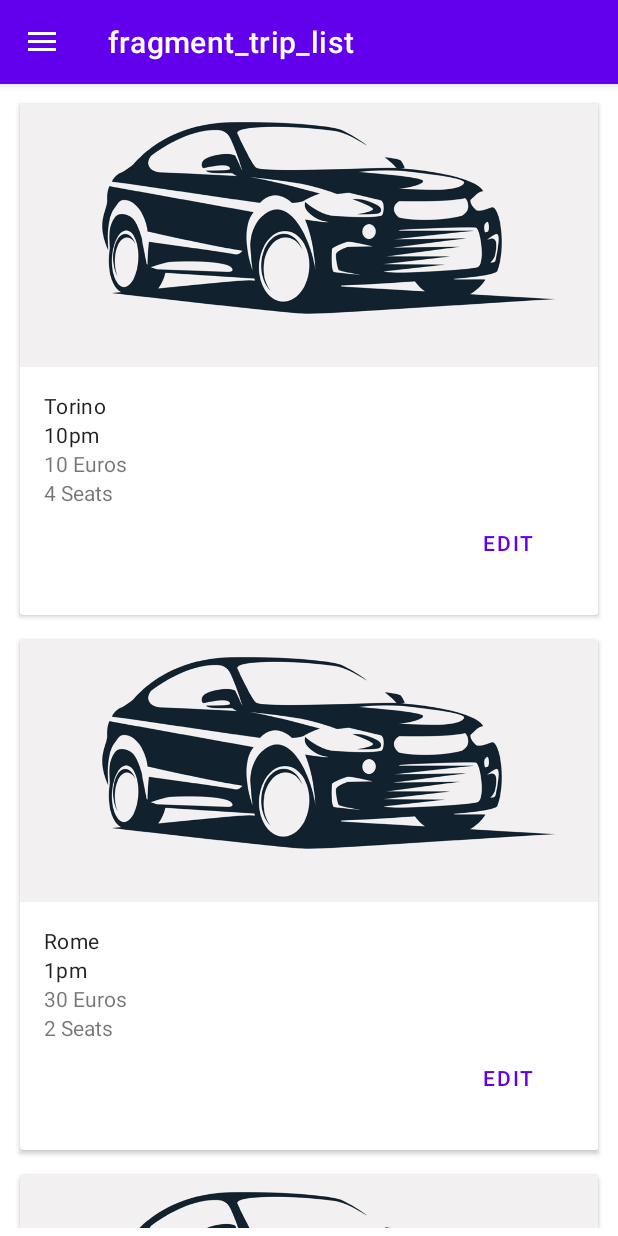
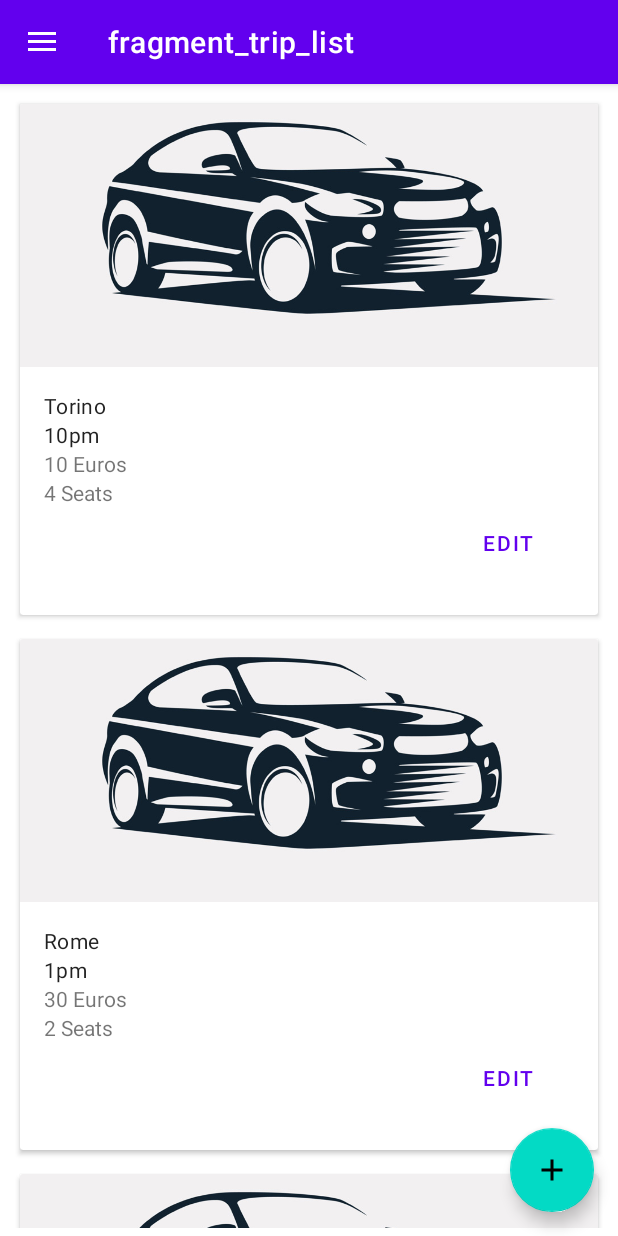
Before and after one commit to JuanPabloLoCoco/car-pooling, an Android app: the screen it shows after launch (MainActivity), in the side drawer, after a tap on "Trip List", on a phone screen of 412 x 824 dp. Run offline under Robolectric (Android 15) with nearby library versions, the phone set to English and light mode, and no system bars; our stand-ins replace navigation-ui.

Commit message:
ADD - fab button and gson library

```diff
--- a/app/build.gradle
+++ b/app/build.gradle
@@ -48,6 +48,7 @@ dependencies {
     implementation 'androidx.lifecycle:lifecycle-livedata-ktx:2.3.1'
     implementation 'androidx.lifecycle:lifecycle-viewmodel-ktx:2.3.1'
     implementation 'androidx.recyclerview:recyclerview:1.2.0'
+    implementation 'com.google.code.gson:gson:2.8.6'
     implementation 'androidx.cardview:cardview:1.0.0'
     testImplementation 'junit:junit:4.+'
     androidTestImplementation 'androidx.test.ext:junit:1.1.2'
--- a/app/src/main/java/it/polito/mad/car_pooling/MainActivity.kt
+++ b/app/src/main/java/it/polito/mad/car_pooling/MainActivity.kt
@@ -13,6 +13,7 @@ import androidx.navigation.ui.setupWithNavController
 import androidx.drawerlayout.widget.DrawerLayout
 import androidx.appcompat.app.AppCompatActivity
 import androidx.appcompat.widget.Toolbar
+import it.polito.mad.car_pooling.Utils.ModelPreferencesManager
 
 class MainActivity : AppCompatActivity() {
 
@@ -20,6 +21,8 @@ class MainActivity : AppCompatActivity() {
 
     override fun onCreate(savedInstanceState: Bundle?) {
         super.onCreate(savedInstanceState)
+        ModelPreferencesManager.with(application, getString(R.string.preference_file_key))
+
         setContentView(R.layout.activity_main)
         val toolbar: Toolbar = findViewById(R.id.toolbar)
         setSupportActionBar(toolbar)
--- a/app/src/main/java/it/polito/mad/car_pooling/TripEditFragment.kt
+++ b/app/src/main/java/it/polito/mad/car_pooling/TripEditFragment.kt
@@ -161,7 +161,6 @@ class TripEditFragment : Fragment() {
     private fun writeSharedPreferences() {
         val sharedPreferences = this.requireContext().getSharedPreferences(getString(R.string.preference_file_key), Context.MODE_PRIVATE)
 
-        with(sharedPreferences.edit()) {
 
         val editDepAriLocation = requireView().findViewById<TextView>(R.id.textEditDepAriLocation).text.toString()
         val editDepDateTime = requireView().findViewById<TextView>(R.id.textEditDepDateTime).text.toString()
@@ -181,6 +180,7 @@ class TripEditFragment : Fragment() {
         val input7 = if (editOptional == storeOptional || editOptional.isEmpty()) storeOptional else editOptional
         val input8 = if (editPlate == storePlate || editPlate.isEmpty()) storePlate else editPlate
 
+        with(sharedPreferences.edit()) {
             putString( getString(R.string.KeyDepAriLocation), input1)
             putString( getString(R.string.KeyDepDateTime), input2)
             putString( getString(R.string.KeyEstDuration), input3)
--- a/app/src/main/java/it/polito/mad/car_pooling/TripListFragment.kt
+++ b/app/src/main/java/it/polito/mad/car_pooling/TripListFragment.kt
@@ -11,9 +11,12 @@ import android.widget.Button
 import android.widget.TextView
 import android.widget.Toast
 import androidx.cardview.widget.CardView
+import androidx.navigation.fragment.findNavController
 import androidx.recyclerview.widget.LinearLayoutManager
 import androidx.recyclerview.widget.RecyclerView
 import com.google.android.material.button.MaterialButton
+import com.google.android.material.floatingactionbutton.FloatingActionButton
+import it.polito.mad.car_pooling.Utils.ModelPreferencesManager
 import it.polito.mad.car_pooling.models.Trip
 
 
@@ -27,6 +30,20 @@ class TripListFragment : Fragment() {
 
     override fun onViewCreated(view: View, savedInstanceState: Bundle?) {
         super.onViewCreated(view, savedInstanceState)
+
+        val fabView = view.findViewById<FloatingActionButton>(R.id.addTripFAB)
+
+        val list = ModelPreferencesManager.get<ArrayList<Trip>>(getString(R.string.KeyTripList))
+        if (list == null || list.isEmpty()) {
+            Toast.makeText(context, "Esta vacia la lista", Toast.LENGTH_LONG).show()
+        }
+
+        fabView.setOnClickListener {
+            Toast.makeText(context, "A click on FAB", Toast.LENGTH_SHORT).show()
+            ModelPreferencesManager.put(Trip.CREATE_TRIP, getString(R.string.KeyEditTripAction))
+            findNavController().navigate(R.id.tripEditFragment)
+        }
+
         val reciclerView = view.findViewById<RecyclerView>(R.id.rv)
         reciclerView.layoutManager = LinearLayoutManager(requireContext())
 
--- /dev/null
+++ b/app/src/main/java/it/polito/mad/car_pooling/Utils/ModelPreferencesManager.kt
@@ -0,0 +1,57 @@
+package it.polito.mad.car_pooling.Utils
+import android.app.Application
+import android.content.Context
+import android.content.SharedPreferences
+import com.google.gson.GsonBuilder
+import it.polito.mad.car_pooling.R
+
+
+/**
+ * Singleton class for managing preferences for POJO or model class's object.
+ * @author Malwinder Singh
+ * medium.com/@dev.malwinder
+ */
+object ModelPreferencesManager {
+
+    //Shared Preference field used to save and retrieve JSON string
+    lateinit var preferences: SharedPreferences
+
+    // Name of Shared Preference file
+    // private lateinit var PREFERENCES_FILE_NAME: String
+
+    /**
+     * Call this first before retrieving or saving object.
+     *
+     * @param application Instance of application class
+     */
+    fun with(application: Application, preferences_file_name: String) {
+        preferences = application.getSharedPreferences(preferences_file_name, Context.MODE_PRIVATE)
+    }
+
+    /**
+     * Saves object into the Preferences.
+     *
+     * @param `object` Object of model class (of type [T]) to save
+     * @param key Key with which Shared preferences to
+     **/
+    fun <T> put(`object`: T, key: String) {
+        //Convert object to JSON String.
+        val jsonString = GsonBuilder().create().toJson(`object`)
+        //Save that String in SharedPreferences
+        preferences.edit().putString(key, jsonString).apply()
+    }
+
+    /**
+     * Used to retrieve object from the Preferences.
+     *
+     * @param key Shared Preference key with which object was saved.
+     **/
+    inline fun <reified T> get(key: String): T? {
+        //We read JSON String which was saved.
+        val value = preferences.getString(key, null)
+        //JSON String was found which means object can be read.
+        //We convert this JSON String to model object. Parameter "c" (of
+        //type Class < T >" is used to cast.
+        return GsonBuilder().create().fromJson(value, T::class.java)
+    }
+}
--- a/app/src/main/java/it/polito/mad/car_pooling/models/Trip.kt
+++ b/app/src/main/java/it/polito/mad/car_pooling/models/Trip.kt
@@ -2,6 +2,12 @@ package it.polito.mad.car_pooling.models
 
 // data class  Model(val name: String= "", val count: Int = 0)
 data class Trip (var id: Int) {
+    companion object {
+        val EDIT_TRIP: String = "edit"
+        val CREATE_TRIP: String = "create"
+    }
+
+
     var depAriLocation: String = ""
     var depDateTime: String = ""
     var estDuration: String = ""
--- /dev/null
+++ b/app/src/main/res/drawable/ic_baseline_add_24.xml
@@ -0,0 +1,5 @@
+<vector android:height="24dp" android:tint="#FFFFFF"
+    android:viewportHeight="24" android:viewportWidth="24"
+    android:width="24dp" xmlns:android="http://schemas.android.com/apk/res/android">
+    <path android:fillColor="@android:color/white" android:pathData="M19,13h-6v6h-2v-6H5v-2h6V5h2v6h6v2z"/>
+</vector>
--- a/app/src/main/res/layout/fragment_trip_list.xml
+++ b/app/src/main/res/layout/fragment_trip_list.xml
@@ -1,19 +1,36 @@
 <?xml version="1.0" encoding="utf-8"?>
-<androidx.constraintlayout.widget.ConstraintLayout
-    xmlns:android="http://schemas.android.com/apk/res/android"
+<!--<androidx.constraintlayout.widget.ConstraintLayout xmlns:android="http://schemas.android.com/apk/res/android"
     xmlns:tools="http://schemas.android.com/tools"
     android:layout_width="match_parent"
     android:layout_height="match_parent"
-    tools:context=".TripListFragment">
+    xmlns:app="http://schemas.android.com/apk/res-auto"
+    tools:context=".TripListFragment">-->
 
+    <androidx.coordinatorlayout.widget.CoordinatorLayout
+        xmlns:android="http://schemas.android.com/apk/res/android"
+        android:id="@+id/container_layout"
+        android:layout_width="match_parent"
+        android:layout_height="match_parent"
+        >
+        <androidx.recyclerview.widget.RecyclerView
+            android:id="@+id/rv"
+            android:layout_width="match_parent"
+            android:layout_height="match_parent"
+            android:layout_margin="5dp"
+            >
+        </androidx.recyclerview.widget.RecyclerView>
+
+        <com.google.android.material.floatingactionbutton.FloatingActionButton
+            android:id="@+id/addTripFAB"
+            android:layout_width="wrap_content"
+            android:layout_height="wrap_content"
+            android:layout_gravity="bottom|right"
+            android:src="@drawable/ic_baseline_add_24"
+            android:layout_margin="16dp"
+            >
+        </com.google.android.material.floatingactionbutton.FloatingActionButton>
+    </androidx.coordinatorlayout.widget.CoordinatorLayout>
     <!-- TODO: Update blank fragment layout -->
-  <androidx.recyclerview.widget.RecyclerView
-      android:id="@+id/rv"
-      android:layout_width="match_parent"
-      android:layout_height="match_parent"
-      android:layout_margin="5dp"
-      >
 
-  </androidx.recyclerview.widget.RecyclerView>
 
-</androidx.constraintlayout.widget.ConstraintLayout>
+<!--</androidx.constraintlayout.widget.ConstraintLayout>-->
--- a/app/src/main/res/values/strings.xml
+++ b/app/src/main/res/values/strings.xml
@@ -39,4 +39,8 @@
     <string name="KeyOptional">Optional Intermediates</string>
     <string name="KeyPlate">Plate Number</string>
 
+    <string name="KeyTripList">KeyTripList</string>
+    <string name="KeyEditTripAction">KeyEditTripAction</string>
+
+
 </resources>
```
Also changed, not shown: 1 other file. Lines whose indentation alone changed are shown as unchanged.
